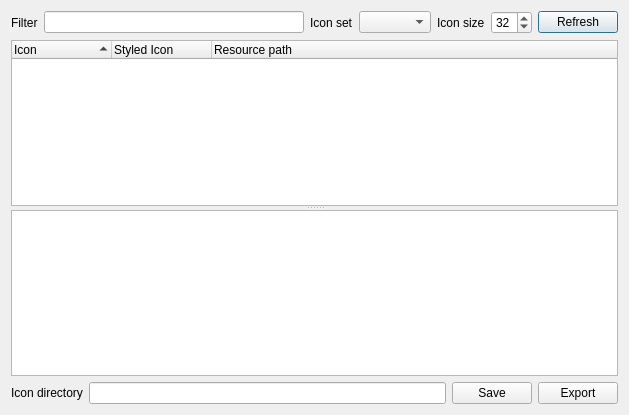
First picture: the form in src/Gui/DlgIconBrowser.ui, repository ipatch/FreeCAD, before the edit.
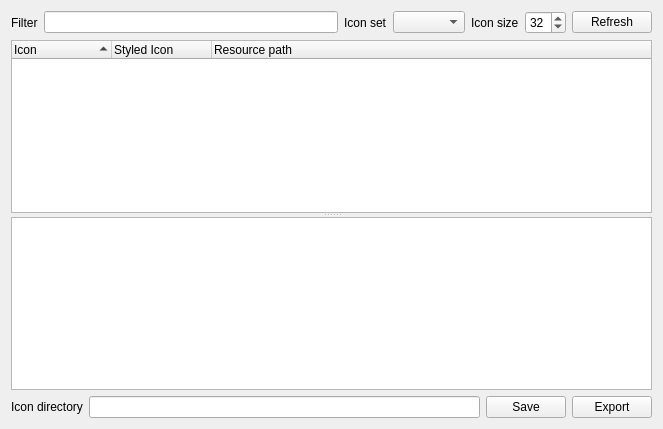
Second picture: the form after the edit. Custom widgets are drawn as their Qt base class.

Commit message:
Gui: move icon browser into Tools/Customize... dialog
And add support for dynamic icon change in all pages in the Customize
dialog.

```diff
--- a/src/Gui/DlgIconBrowser.ui
+++ b/src/Gui/DlgIconBrowser.ui
@@ -1,13 +1,13 @@
 <?xml version="1.0" encoding="UTF-8"?>
 <ui version="4.0">
- <class>DlgIconBrowser</class>
- <widget class="QDialog" name="DlgIconBrowser">
+ <class>Gui::Dialog::DlgIconBrowser</class>
+ <widget class="QWidget" name="Gui::Dialog::DlgIconBrowser">
   <property name="geometry">
    <rect>
     <x>0</x>
     <y>0</y>
-    <width>629</width>
-    <height>415</height>
+    <width>663</width>
+    <height>429</height>
    </rect>
   </property>
   <property name="windowTitle">
```
Left out of the diff: 5 changed lines with no effect on the pictures. The commit also changes 11 other files.
